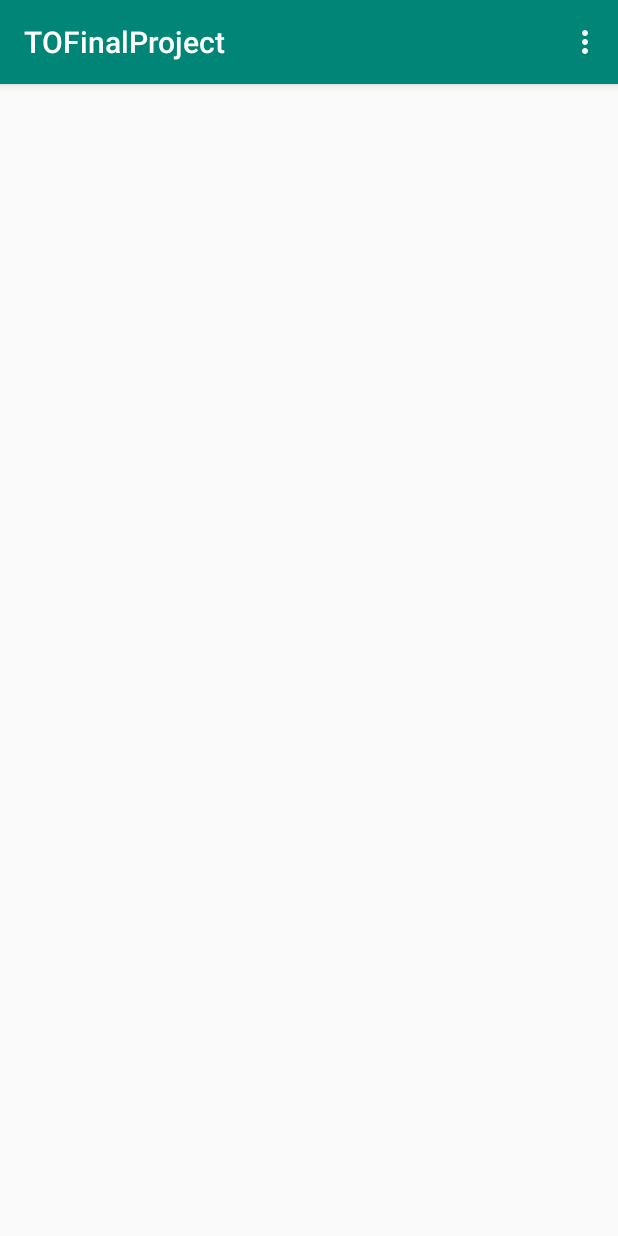
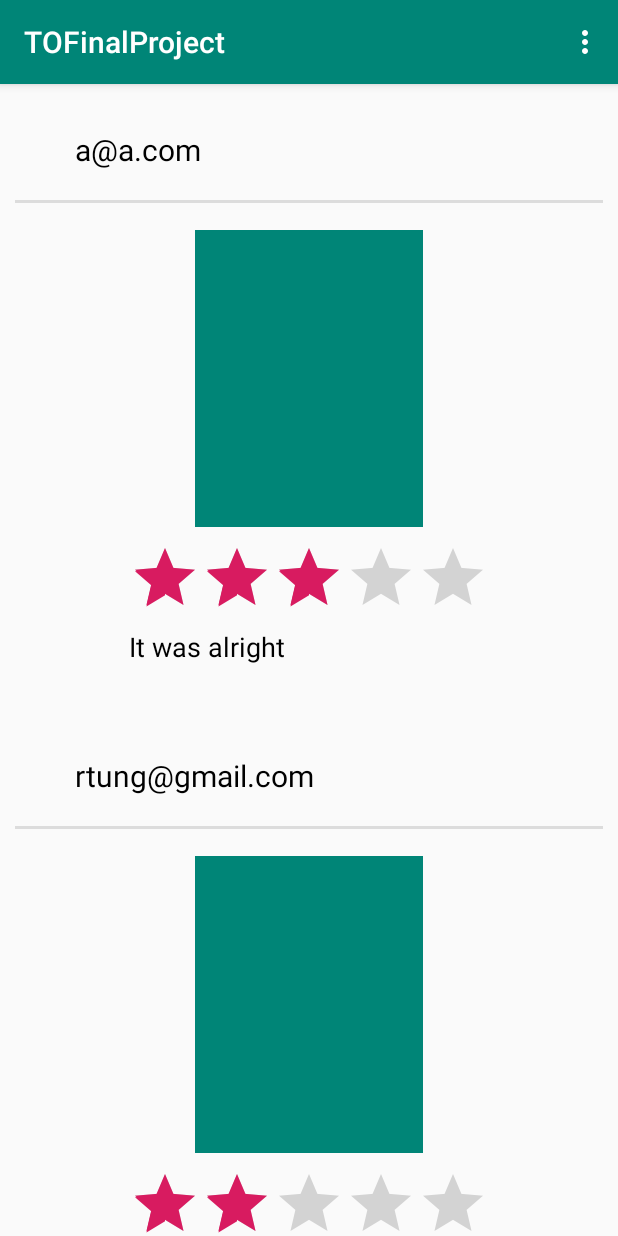
Before and after one commit to jonahperna123/TOFinalProject, an Android app: the homePageActivity screen opened directly, with no data from a screen before it, on a phone screen of 412 x 824 dp. Run offline under Robolectric (Android 15) with nearby library versions, the phone set to English and light mode, and no system bars; our stand-ins replace Firebase (no records; nobody signed in at launch, a user with empty details on screens opened directly).

Commit message:
Hardcoded home page

```diff
--- /dev/null
+++ b/app/src/main/java/com/example/tofinalproject/HomeRecyclerViewAdapter.java
@@ -0,0 +1,68 @@
+package com.example.tofinalproject;
+
+import android.content.Context;
+import android.view.LayoutInflater;
+import android.view.View;
+import android.view.ViewGroup;
+import android.widget.ImageView;
+import android.widget.RatingBar;
+import android.widget.RelativeLayout;
+import android.widget.TextView;
+
+import androidx.annotation.NonNull;
+import androidx.recyclerview.widget.RecyclerView;
+
+import java.util.ArrayList;
+
+public class HomeRecyclerViewAdapter extends RecyclerView.Adapter<HomeRecyclerViewAdapter.ViewHolder> {
+
+    private ArrayList<Review> reviews;
+    private Context mContext;
+
+    public HomeRecyclerViewAdapter(ArrayList<Review> reviews, Context mContext) {
+        this.reviews = reviews;
+        this.mContext = mContext;
+    }
+
+    @NonNull
+    @Override
+    public ViewHolder onCreateViewHolder(@NonNull ViewGroup parent, int viewType) {
+        View view = LayoutInflater.from(parent.getContext()).inflate(R.layout.homepage_item, parent, false);
+        HomeRecyclerViewAdapter.ViewHolder viewHolder = new ViewHolder(view);
+        return viewHolder;
+    }
+
+    @Override
+    public void onBindViewHolder(@NonNull ViewHolder holder, int position) {
+        holder.rating.setRating(reviews.get(position).starRating);
+        holder.textViewReview.setText(reviews.get(position).review);
+        holder.textViewUserEmail.setText(reviews.get(position).userEmail);
+    }
+
+    @Override
+    public int getItemCount() {
+        return reviews.size();
+    }
+
+    public class ViewHolder extends RecyclerView.ViewHolder {
+
+        ImageView imageViewAvatar, imageViewMoviePoster;
+        TextView textViewUserEmail, textViewReview;
+        RatingBar rating;
+        RelativeLayout parentLayout, userLayout, reviewLayout;
+
+        public ViewHolder(@NonNull View itemView) {
+            super(itemView);
+
+            imageViewAvatar = itemView.findViewById(R.id.imageViewAvatar_HomePageActivity);
+            imageViewMoviePoster = itemView.findViewById(R.id.imageViewMoviePoster_HomePageActivity);
+            textViewUserEmail = itemView.findViewById(R.id.textViewEmail_HomePageActivity);
+            textViewReview = itemView.findViewById(R.id.textViewReview_HomePageActivity);
+            rating = itemView.findViewById(R.id.ratingBar_HomePageActivity);
+            parentLayout = itemView.findViewById(R.id.layout_HomePageActivity);
+            userLayout = itemView.findViewById(R.id.userLayout_HomePageActivity);
+            reviewLayout = itemView.findViewById(R.id.reviewLayout_HomePageActivity);
+
+        }
+    }
+}
--- a/app/src/main/java/com/example/tofinalproject/homePageActivity.java
+++ b/app/src/main/java/com/example/tofinalproject/homePageActivity.java
@@ -1,7 +1,10 @@
 package com.example.tofinalproject;
 
 import androidx.annotation.NonNull;
+import androidx.annotation.Nullable;
 import androidx.appcompat.app.AppCompatActivity;
+import androidx.recyclerview.widget.LinearLayoutManager;
+import androidx.recyclerview.widget.RecyclerView;
 
 import android.content.Intent;
 import android.os.Bundle;
@@ -9,12 +12,48 @@ import android.view.Menu;
 import android.view.MenuInflater;
 import android.view.MenuItem;
 
+import com.google.firebase.auth.FirebaseAuth;
+import com.google.firebase.auth.FirebaseUser;
+import com.google.firebase.database.ChildEventListener;
+import com.google.firebase.database.DataSnapshot;
+import com.google.firebase.database.DatabaseError;
+import com.google.firebase.database.DatabaseReference;
+import com.google.firebase.database.FirebaseDatabase;
+import com.google.firebase.database.ValueEventListener;
+
+import java.util.ArrayList;
+
 public class homePageActivity extends AppCompatActivity {
+
+    private FirebaseAuth auth;
+    private ArrayList<Review> reviews;
+
+    private RecyclerView recyclerView;
+    private HomeRecyclerViewAdapter mAdapter;
+    private RecyclerView.LayoutManager layoutManager;
 
     @Override
     protected void onCreate(Bundle savedInstanceState) {
         super.onCreate(savedInstanceState);
         setContentView(R.layout.activity_home_page);
+
+        auth = FirebaseAuth.getInstance();
+
+        // TODO: eventually combine this w/ RecyclerView asynchronously
+        // getFollowing();
+        reviews = new ArrayList<Review>() {
+            {
+                add(new Review(3, "It was alright", "a@a.com", "movie", "The Joker"));
+                add(new Review(2, "The worst movie I've ever seen", "rtung@gmail.com", "movie", "The Joker"));
+                add(new Review(5, "Good", "a@yahoo.com", "movie", "Avengers: Endgame"));
+            }
+        };
+
+        // init RecyclerView stuff
+        recyclerView = findViewById(R.id.recyclerView_HomePageActivity);
+        mAdapter = new HomeRecyclerViewAdapter(reviews, this);
+        recyclerView.setAdapter(mAdapter);
+        recyclerView.setLayoutManager(new LinearLayoutManager(this));
     }
 
     @Override
@@ -59,4 +98,60 @@ public class homePageActivity extends AppCompatActivity {
 
         return super.onOptionsItemSelected(item);
     }
+
+    private void getFollowing() {
+        FirebaseUser currentUser = auth.getCurrentUser();
+
+        FirebaseDatabase database = FirebaseDatabase.getInstance();
+        DatabaseReference userRef = database.getReference("user");
+
+        // get the following list for the currentUser
+        userRef.orderByChild("email").equalTo(currentUser.getEmail()).limitToLast(1).addChildEventListener(new ChildEventListener() {
+            @Override
+            public void onChildAdded(DataSnapshot dataSnapshot, String prevChildKey) {
+                User user = dataSnapshot.getValue(User.class);
+                getReviews(user.following);
+            }
+
+            @Override
+            public void onChildChanged(@NonNull DataSnapshot dataSnapshot, @Nullable String s) { }
+
+            @Override
+            public void onChildRemoved(@NonNull DataSnapshot dataSnapshot) { }
+
+            @Override
+            public void onChildMoved(@NonNull DataSnapshot dataSnapshot, @Nullable String s) { }
+
+            @Override
+            public void onCancelled(@NonNull DatabaseError databaseError) { }
+        });
+    }
+
+    private void getReviews(ArrayList<String> following) {
+        FirebaseDatabase database = FirebaseDatabase.getInstance();
+        DatabaseReference reviewRef = database.getReference("reviews");
+
+        // for each user you are following, retrieve their reviews
+        for (String followingEmail : following) {
+            reviewRef.orderByChild("userEmail").equalTo(followingEmail).addChildEventListener(new ChildEventListener() {
+                @Override
+                public void onChildAdded(@NonNull DataSnapshot dataSnapshot, @Nullable String s) {
+                    Review review = dataSnapshot.getValue(Review.class);
+                    reviews.add(review);
+                }
+
+                @Override
+                public void onChildChanged(@NonNull DataSnapshot dataSnapshot, @Nullable String s) { }
+
+                @Override
+                public void onChildRemoved(@NonNull DataSnapshot dataSnapshot) { }
+
+                @Override
+                public void onChildMoved(@NonNull DataSnapshot dataSnapshot, @Nullable String s) { }
+
+                @Override
+                public void onCancelled(@NonNull DatabaseError databaseError) { }
+            });
+        }
+    }
 }
--- a/app/src/main/res/layout/activity_home_page.xml
+++ b/app/src/main/res/layout/activity_home_page.xml
@@ -1,9 +1,14 @@
 <?xml version="1.0" encoding="utf-8"?>
-<androidx.constraintlayout.widget.ConstraintLayout xmlns:android="http://schemas.android.com/apk/res/android"
+<RelativeLayout xmlns:android="http://schemas.android.com/apk/res/android"
     xmlns:app="http://schemas.android.com/apk/res-auto"
     xmlns:tools="http://schemas.android.com/tools"
     android:layout_width="match_parent"
     android:layout_height="match_parent"
     tools:context=".homePageActivity">
 
-</androidx.constraintlayout.widget.ConstraintLayout>
+
+    <androidx.recyclerview.widget.RecyclerView
+        android:id="@+id/recyclerView_HomePageActivity"
+        android:layout_width="match_parent"
+        android:layout_height="match_parent" />
+</RelativeLayout>
--- /dev/null
+++ b/app/src/main/res/layout/homepage_item.xml
@@ -0,0 +1,75 @@
+<?xml version="1.0" encoding="utf-8"?>
+<RelativeLayout xmlns:android="http://schemas.android.com/apk/res/android"
+    xmlns:app="http://schemas.android.com/apk/res-auto"
+    xmlns:tools="http://schemas.android.com/tools"
+    android:layout_width="match_parent" android:layout_height="wrap_content"
+    android:id="@+id/layout_HomePageActivity"
+    android:layout_margin="10dp">
+
+    <RelativeLayout
+        android:id="@+id/userLayout_HomePageActivity"
+        android:layout_width="match_parent"
+        android:layout_height="wrap_content"
+        android:padding="20dp">
+
+        <TextView
+            android:id="@+id/textViewEmail_HomePageActivity"
+            android:layout_width="wrap_content"
+            android:layout_height="wrap_content"
+            android:layout_toRightOf="@+id/imageViewAvatar_HomePageActivity"
+            android:layout_marginLeft="20dp"
+            android:layout_centerVertical="true"
+            android:textColor="#000"
+            android:textSize="20dp"
+            android:text="UserEmail" />
+
+        <ImageView
+            android:id="@+id/imageViewAvatar_HomePageActivity"
+            android:layout_width="wrap_content"
+            android:layout_height="wrap_content"
+            tools:srcCompat="@tools:sample/avatars" />
+
+
+    </RelativeLayout>
+    <RelativeLayout
+        android:layout_below="@+id/userLayout_HomePageActivity"
+        android:layout_width="match_parent" android:id="@+id/reviewLayout_HomePageActivity"
+        android:layout_height="match_parent" android:layout_margin="20dp">
+
+        <ImageView
+            android:id="@+id/imageViewMoviePoster_HomePageActivity"
+            android:layout_width="152dp"
+            android:layout_height="198dp"
+            android:layout_centerHorizontal="true"
+            app:srcCompat="@color/colorPrimary" />
+
+        <RatingBar
+            android:id="@+id/ratingBar_HomePageActivity"
+            android:layout_width="wrap_content"
+            android:layout_height="wrap_content"
+            android:layout_below="@id/imageViewMoviePoster_HomePageActivity"
+            android:layout_centerHorizontal="true"
+            android:layout_marginTop="10dp"
+            android:isIndicator="true" />
+
+        <TextView
+            android:id="@+id/textViewReview_HomePageActivity"
+            android:layout_below="@id/ratingBar_HomePageActivity"
+            android:layout_width="wrap_content"
+            android:textSize="18dp"
+            android:textColor="#000"
+            android:layout_alignLeft="@id/ratingBar_HomePageActivity"
+            android:layout_alignRight="@id/ratingBar_HomePageActivity"
+            android:layout_height="wrap_content"
+            android:text="Review" />
+    </RelativeLayout>
+
+    <View
+        android:id="@+id/divider"
+        android:layout_width="match_parent"
+        android:layout_height="2dp"
+        android:layout_below="@id/userLayout_HomePageActivity"
+        android:background="?android:attr/listDivider"/>
+
+
+</RelativeLayout>
```
